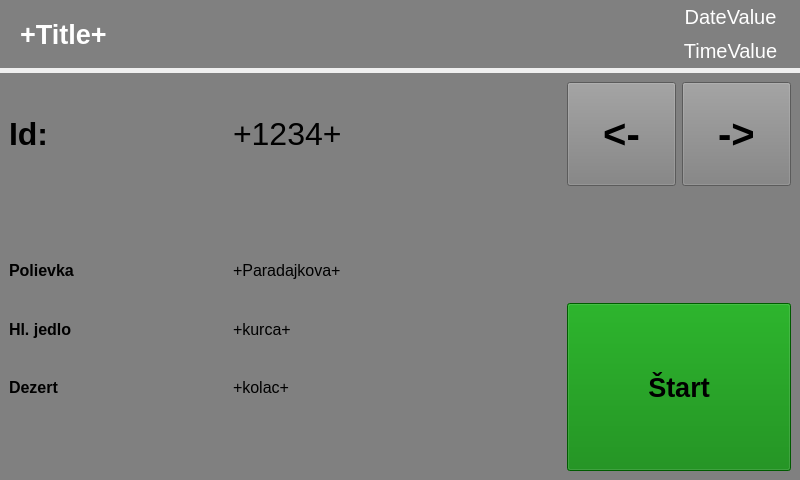
KelloTomas/CVUTMasterThesis, file ServerApp/SubApps/Serve/Layouts/ServingLayout.ui: the form before one commit.
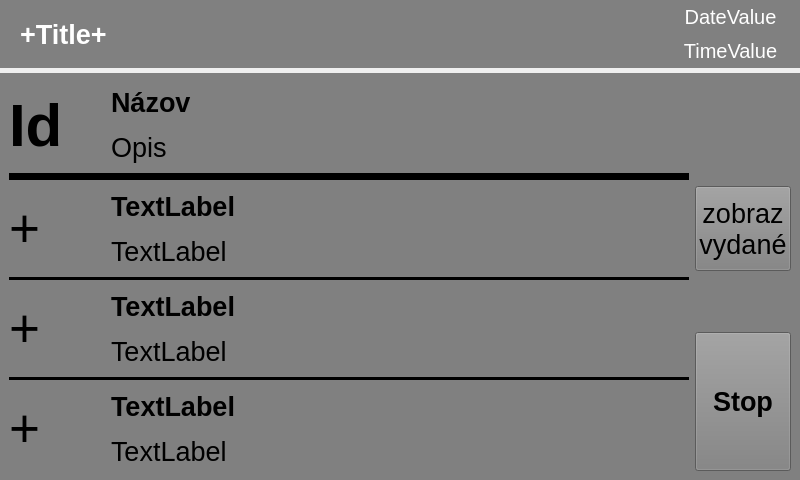
The form after the commit.

Commit message: Show history of served orders implemented

```diff
--- a/ServerApp/SubApps/Serve/Layouts/ServingLayout.ui
+++ b/ServerApp/SubApps/Serve/Layouts/ServingLayout.ui
@@ -183,9 +183,124 @@
      <property name="class" stdset="0">
       <string>darkPanelStyle</string>
      </property>
-     <layout class="QGridLayout" name="gridLayout" rowstretch="2,1,1,1,1,1" columnstretch="2,3,1,1">
+     <layout class="QGridLayout" name="gridLayout" rowstretch="1,1,0,1,1,0,1,1,0,1,1" columnstretch="1,6,1">
+      <item row="2" column="0" colspan="2">
+       <widget class="QWidget" name="widget" native="true">
+        <property name="minimumSize">
+         <size>
+          <width>7</width>
+          <height>7</height>
+         </size>
+        </property>
+        <property name="styleSheet">
+         <string notr="true">background:black</string>
+        </property>
+       </widget>
+      </item>
+      <item row="5" column="0" colspan="2">
+       <widget class="QWidget" name="widget_4" native="true">
+        <property name="minimumSize">
+         <size>
+          <width>3</width>
+          <height>3</height>
+         </size>
+        </property>
+        <property name="styleSheet">
+         <string notr="true">background:black</string>
+        </property>
+       </widget>
+      </item>
+      <item row="8" column="0" colspan="2">
+       <widget class="QWidget" name="widget_3" native="true">
+        <property name="minimumSize">
+         <size>
+          <width>3</width>
+          <height>3</height>
+         </size>
+        </property>
+        <property name="styleSheet">
+         <string notr="true">background:black</string>
+        </property>
+       </widget>
+      </item>
+      <item row="6" column="0" rowspan="2">
+       <widget class="QLabel" name="Id1">
+        <property name="font">
+         <font>
+          <pointsize>40</pointsize>
+         </font>
+        </property>
+        <property name="text">
+         <string>+</string>
+        </property>
+       </widget>
+      </item>
+      <item row="7" column="1">
+       <widget class="QLabel" name="Desc1">
+        <property name="font">
+         <font>
+          <pointsize>20</pointsize>
+         </font>
+        </property>
+        <property name="text">
+         <string>TextLabel</string>
+        </property>
+       </widget>
+      </item>
+      <item row="6" column="1">
+       <widget class="QLabel" name="Name1">
+        <property name="font">
+         <font>
+          <pointsize>20</pointsize>
+          <weight>75</weight>
+          <bold>true</bold>
+         </font>
+        </property>
+        <property name="text">
+         <string>TextLabel</string>
+        </property>
+       </widget>
+      </item>
+      <item row="3" column="1">
+       <widget class="QLabel" name="Name0">
+        <property name="font">
+         <font>
+          <pointsize>20</pointsize>
+          <weight>75</weight>
+          <bold>true</bold>
+         </font>
+        </property>
+        <property name="text">
+         <string>TextLabel</string>
+        </property>
+       </widget>
+      </item>
+      <item row="3" column="0" rowspan="2">
+       <widget class="QLabel" name="Id0">
+        <property name="font">
+         <font>
+          <pointsize>40</pointsize>
+         </font>
+        </property>
+        <property name="text">
+         <string>+</string>
+        </property>
+       </widget>
+      </item>
       <item row="4" column="1">
-       <widget class="QLabel" name="DezertValue">
+       <widget class="QLabel" name="Desc0">
+        <property name="font">
+         <font>
+          <pointsize>20</pointsize>
+         </font>
+        </property>
+        <property name="text">
+         <string>TextLabel</string>
+        </property>
+       </widget>
+      </item>
+      <item row="0" column="0" rowspan="2">
+       <widget class="QLabel" name="TitleId">
         <property name="sizePolicy">
          <sizepolicy hsizetype="Ignored" vsizetype="Ignored">
           <horstretch>0</horstretch>
@@ -194,163 +309,82 @@
         </property>
         <property name="font">
          <font>
-          <pointsize>12</pointsize>
+          <pointsize>45</pointsize>
+          <weight>75</weight>
+          <bold>true</bold>
          </font>
         </property>
         <property name="text">
-         <string>+kolac+</string>
+         <string>Id</string>
+        </property>
+       </widget>
+      </item>
+      <item row="9" column="0" rowspan="2">
+       <widget class="QLabel" name="Id2">
+        <property name="font">
+         <font>
+          <pointsize>40</pointsize>
+         </font>
+        </property>
+        <property name="text">
+         <string>+</string>
         </property>
        </widget>
       </item>
       <item row="0" column="1">
-       <widget class="QLabel" name="IdValue">
-        <property name="sizePolicy">
-         <sizepolicy hsizetype="Ignored" vsizetype="Ignored">
-          <horstretch>0</horstretch>
-          <verstretch>0</verstretch>
-         </sizepolicy>
-        </property>
+       <widget class="QLabel" name="TitleName">
         <property name="font">
          <font>
-          <pointsize>24</pointsize>
-         </font>
-        </property>
-        <property name="text">
-         <string>+1234+</string>
-        </property>
-       </widget>
-      </item>
-      <item row="0" column="3">
-       <widget class="QPushButton" name="pushButton_2">
-        <property name="sizePolicy">
-         <sizepolicy hsizetype="Ignored" vsizetype="Ignored">
-          <horstretch>0</horstretch>
-          <verstretch>0</verstretch>
-         </sizepolicy>
-        </property>
-        <property name="font">
-         <font>
-          <pointsize>30</pointsize>
+          <pointsize>20</pointsize>
           <weight>75</weight>
           <bold>true</bold>
          </font>
         </property>
         <property name="text">
-         <string>-&gt;</string>
+         <string>Názov</string>
         </property>
        </widget>
       </item>
-      <item row="0" column="2">
-       <widget class="QPushButton" name="pushButton">
-        <property name="sizePolicy">
-         <sizepolicy hsizetype="Ignored" vsizetype="Ignored">
-          <horstretch>0</horstretch>
-          <verstretch>0</verstretch>
-         </sizepolicy>
-        </property>
+      <item row="1" column="1">
+       <widget class="QLabel" name="TitleDesc">
         <property name="font">
          <font>
-          <pointsize>30</pointsize>
-          <weight>75</weight>
-          <bold>true</bold>
+          <pointsize>20</pointsize>
          </font>
         </property>
         <property name="text">
-         <string>&lt;-</string>
+         <string>Opis</string>
         </property>
        </widget>
       </item>
-      <item row="3" column="1">
-       <widget class="QLabel" name="MealValue">
-        <property name="sizePolicy">
-         <sizepolicy hsizetype="Ignored" vsizetype="Ignored">
-          <horstretch>0</horstretch>
-          <verstretch>0</verstretch>
-         </sizepolicy>
-        </property>
+      <item row="9" column="1">
+       <widget class="QLabel" name="Name2">
         <property name="font">
          <font>
-          <pointsize>12</pointsize>
-         </font>
-        </property>
-        <property name="text">
-         <string>+kurca+</string>
-        </property>
-       </widget>
-      </item>
-      <item row="2" column="1">
-       <widget class="QLabel" name="SoupValue">
-        <property name="sizePolicy">
-         <sizepolicy hsizetype="Ignored" vsizetype="Ignored">
-          <horstretch>0</horstretch>
-          <verstretch>0</verstretch>
-         </sizepolicy>
-        </property>
-        <property name="font">
-         <font>
-          <pointsize>12</pointsize>
-         </font>
-        </property>
-        <property name="text">
-         <string>+Paradajkova+</string>
-        </property>
-       </widget>
-      </item>
-      <item row="0" column="0">
-       <widget class="QLabel" name="IdTitle">
-        <property name="sizePolicy">
-         <sizepolicy hsizetype="Ignored" vsizetype="Ignored">
-          <horstretch>0</horstretch>
-          <verstretch>0</verstretch>
-         </sizepolicy>
-        </property>
-        <property name="font">
-         <font>
-          <pointsize>24</pointsize>
+          <pointsize>20</pointsize>
           <weight>75</weight>
           <bold>true</bold>
          </font>
         </property>
         <property name="text">
-         <string>Id:</string>
+         <string>TextLabel</string>
         </property>
        </widget>
       </item>
-      <item row="1" column="0">
-       <spacer name="verticalSpacer">
-        <property name="orientation">
-         <enum>Qt::Vertical</enum>
-        </property>
-        <property name="sizeHint" stdset="0">
-         <size>
-          <width>20</width>
-          <height>40</height>
-         </size>
-        </property>
-       </spacer>
-      </item>
-      <item row="3" column="0">
-       <widget class="QLabel" name="MealTitle">
-        <property name="sizePolicy">
-         <sizepolicy hsizetype="Ignored" vsizetype="Ignored">
-          <horstretch>0</horstretch>
-          <verstretch>0</verstretch>
-         </sizepolicy>
-        </property>
+      <item row="10" column="1">
+       <widget class="QLabel" name="Desc2">
         <property name="font">
          <font>
-          <pointsize>12</pointsize>
-          <weight>75</weight>
-          <bold>true</bold>
+          <pointsize>20</pointsize>
          </font>
         </property>
         <property name="text">
-         <string>Hl. jedlo</string>
+         <string>TextLabel</string>
         </property>
        </widget>
       </item>
-      <item row="4" column="0">
-       <widget class="QLabel" name="DezertTitle">
+      <item row="7" column="2" rowspan="4">
+       <widget class="QPushButton" name="StopBtn">
         <property name="sizePolicy">
          <sizepolicy hsizetype="Ignored" vsizetype="Ignored">
           <horstretch>0</horstretch>
@@ -359,18 +393,18 @@
         </property>
         <property name="font">
          <font>
-          <pointsize>12</pointsize>
+          <pointsize>20</pointsize>
           <weight>75</weight>
           <bold>true</bold>
          </font>
         </property>
         <property name="text">
-         <string>Dezert</string>
+         <string>Stop</string>
         </property>
        </widget>
       </item>
-      <item row="2" column="0">
-       <widget class="QLabel" name="SoupTitle">
+      <item row="3" column="2" rowspan="2">
+       <widget class="QPushButton" name="ShowServedBtn">
         <property name="sizePolicy">
          <sizepolicy hsizetype="Ignored" vsizetype="Ignored">
           <horstretch>0</horstretch>
@@ -379,49 +413,12 @@
         </property>
         <property name="font">
          <font>
-          <pointsize>12</pointsize>
-          <weight>75</weight>
-          <bold>true</bold>
-         </font>
-        </property>
-        <property name="text">
-         <string>Polievka</string>
-        </property>
-       </widget>
-      </item>
-      <item row="5" column="0">
-       <spacer name="verticalSpacer_2">
-        <property name="orientation">
-         <enum>Qt::Vertical</enum>
-        </property>
-        <property name="sizeHint" stdset="0">
-         <size>
-          <width>20</width>
-          <height>40</height>
-         </size>
-        </property>
-       </spacer>
-      </item>
-      <item row="3" column="2" rowspan="3" colspan="2">
-       <widget class="QPushButton" name="startBtn">
-        <property name="sizePolicy">
-         <sizepolicy hsizetype="Ignored" vsizetype="Ignored">
-          <horstretch>0</horstretch>
-          <verstretch>0</verstretch>
-         </sizepolicy>
-        </property>
-        <property name="font">
-         <font>
           <pointsize>20</pointsize>
-          <weight>75</weight>
-          <bold>true</bold>
          </font>
         </property>
-        <property name="styleSheet">
-         <string notr="true">background:green</string>
-        </property>
         <property name="text">
-         <string>Štart</string>
+         <string>zobraz
+vydané</string>
         </property>
        </widget>
       </item>
```
The commit also changes 25 other files.
